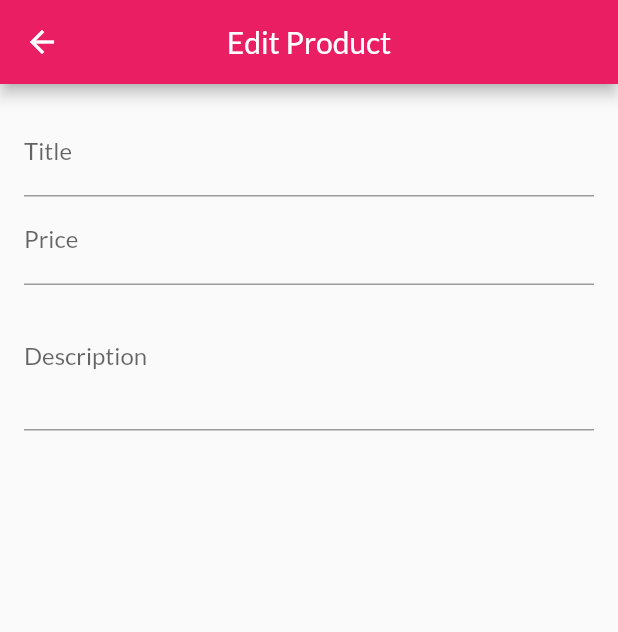
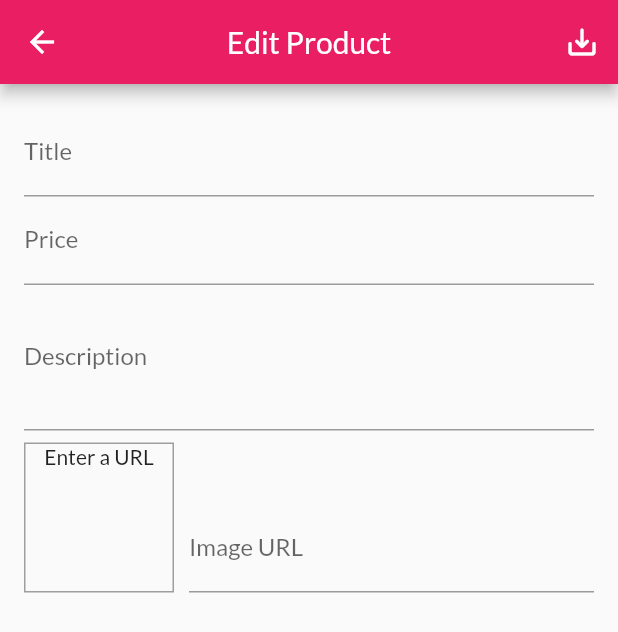
Before and after one commit to VeronikaLo/shop_app, a Flutter app: the EditProductScreen screen opened by its route, on a phone screen of 412 x 824 dp. Shown: the top 632 px of the screen. Run offline on Flutter 3.47's test engine with Material 2 defaults, Android fonts, the phone set to English and light mode, and no system bars; network calls fail.

Commit message:
save function

```diff
--- a/lib/screens/edit_prod_screen.dart
+++ b/lib/screens/edit_prod_screen.dart
@@ -1,4 +1,7 @@
 import 'package:flutter/material.dart';
+import 'package:intl/date_symbols.dart';
+
+import '../provider/product.dart';
 
 class EditProductScreen extends StatefulWidget {
   const EditProductScreen({super.key});
@@ -11,13 +14,44 @@ class _EditProductScreenState extends State<EditProductScreen> {
 
   final _priceFocusNode = FocusNode();
   final _descriptionFocusNode = FocusNode();
+  final _imageUrlController = TextEditingController();
+  final _imageUrlFocusNode = FocusNode();
+
+  final _formKey = GlobalKey<FormState>();
+
+  var _editedProd = Product(
+    id: DateTime.now().toString(),
+    title: "",
+    description: "",
+    price: 0.0,
+    imageUrl: '',
+  );
+
+  @override
+  void initState(){
+    _imageUrlFocusNode.addListener(_updateUrl);
+    super.initState();
+  }
 
   @override
   void dispose(){
     _priceFocusNode.dispose();
     _descriptionFocusNode.dispose();
+    _imageUrlController.dispose();
+    _imageUrlFocusNode.dispose();
+    _imageUrlFocusNode.removeListener(_updateUrl);
 
     super.dispose();
+  }
+
+  void _updateUrl(){
+      if(!_imageUrlFocusNode.hasFocus){
+        setState(() {}); //empty setState, to ensure update of the latest data from TextFormField with user-url
+      }
+  }
+
+  void _saveForm(){
+    _formKey.currentState!.save();
   }
 
   @override
@@ -25,15 +59,30 @@ class _EditProductScreenState extends State<EditProductScreen> {
     return Scaffold(
       appBar: AppBar(
         title: const Text('Edit Product'),
-        centerTitle: true, ),
+        centerTitle: true,
+        actions: [
+          IconButton(
+            onPressed: _saveForm,
+            icon: const Icon(Icons.save_alt_rounded))
+        ], ),
       body: Padding(
         padding: const EdgeInsets.all(16),
-        child: Form(child: ListView(children: [
+        child: Form(
+          key: _formKey,
+          child: ListView(children: [
           TextFormField(
             decoration: const InputDecoration(labelText: 'Title',),
             textInputAction: TextInputAction.next,
             onFieldSubmitted: (_){
               FocusScope.of(context).requestFocus(_priceFocusNode);
+            },
+            onSaved: (value){
+              _editedProd = Product(
+                id: _editedProd.id,
+                title: value.toString(),
+                description: _editedProd.description,
+                price: _editedProd.price,
+                imageUrl: _editedProd.imageUrl);
             },
           ),
 
@@ -45,6 +94,14 @@ class _EditProductScreenState extends State<EditProductScreen> {
             onFieldSubmitted: (_){
               FocusScope.of(context).requestFocus(_descriptionFocusNode);
             },
+            onSaved: (value){
+              _editedProd = Product(
+                id: _editedProd.id,
+                title: _editedProd.title,
+                description: _editedProd.description,
+                price: double.parse(value.toString()),
+                imageUrl: _editedProd.imageUrl);
+            },
           ),
 
           TextFormField(
@@ -53,7 +110,57 @@ class _EditProductScreenState extends State<EditProductScreen> {
             keyboardType: TextInputType.multiline,
             maxLines: 3,
             focusNode: _descriptionFocusNode,
+            onSaved: (value){
+              _editedProd = Product(
+                id: _editedProd.id,
+                title: _editedProd.title,
+                description: value.toString(),
+                price: _editedProd.price,
+                imageUrl: _editedProd.imageUrl);
+            },
           ),
+
+          Row(
+            crossAxisAlignment: CrossAxisAlignment.end,
+            children: [
+            Container(
+              width: 100,
+              height: 100,
+              margin: const EdgeInsets.only(top: 8, right: 10),
+              decoration: BoxDecoration(
+                border: Border.all(
+                  width: 1,
+                  color: Colors.grey,
+                ),
+              ),
+              child: _imageUrlController.text.isEmpty? const Text('Enter a URL', textAlign: TextAlign.center ,):
+                    FittedBox(
+                      child: Image.network(
+                        _imageUrlController.text,
+                        fit: BoxFit.cover,),)
+            ),
+
+            Expanded(
+              child: TextFormField(
+              decoration: const InputDecoration(labelText: 'Image URL',),
+              textInputAction: TextInputAction.done,
+              keyboardType: TextInputType.url,
+              controller: _imageUrlController,
+              focusNode: _imageUrlFocusNode,
+              onEditingComplete: (){setState(() {});},
+              onFieldSubmitted: (_){_saveForm();},
+              onSaved: (value){
+              _editedProd = Product(
+                id: _editedProd.id,
+                title: _editedProd.title ,
+                description: _editedProd.description,
+                price: _editedProd.price,
+                imageUrl: value.toString());
+            },
+                      ),
+            ),
+
+          ],)
         ],) ),
       ),
     );
```
